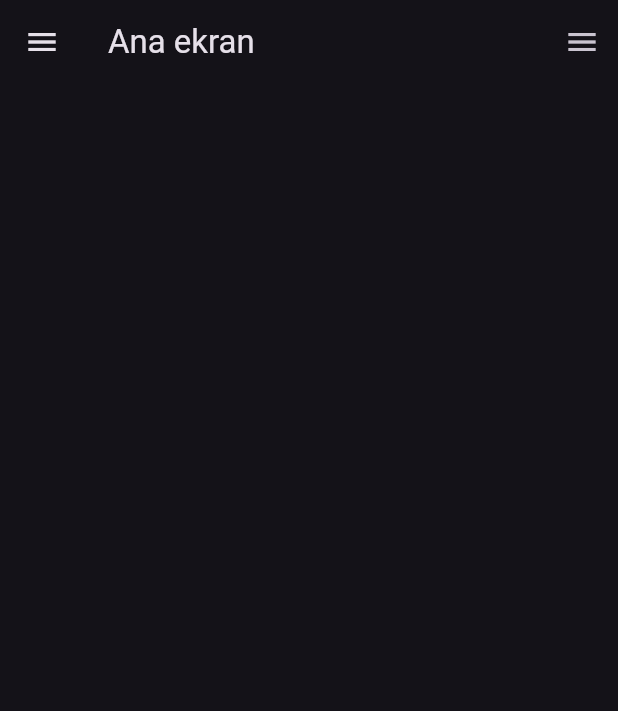
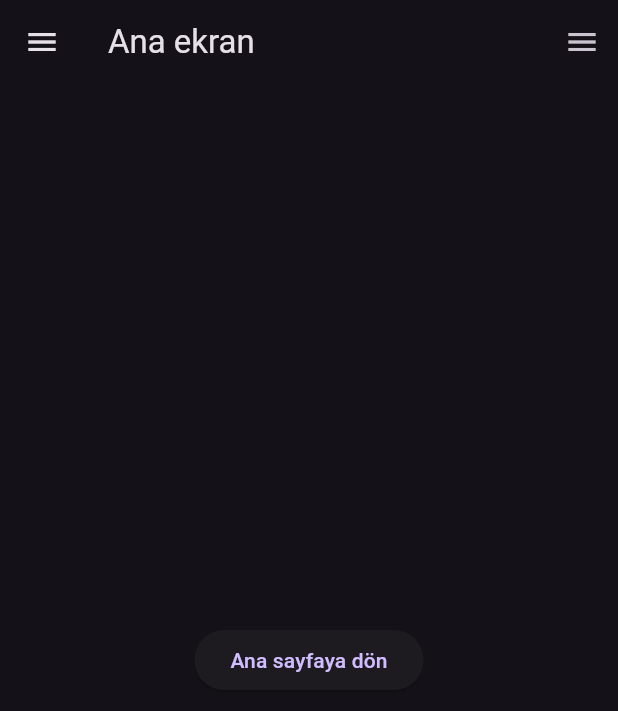
Before and after one commit to berkeercin/trywidget, a Flutter app: the TryDrawer screen opened by its route, on a phone screen of 412 x 824 dp. Shown: the top 711 px of the screen. Run offline on Flutter 3.47's test engine with Material 3 defaults, Android fonts, the phone set to English and light mode, and no system bars.

Commit message:
5.12.2023 tarihli araştırma ödevi uygulaması.

```diff
--- a/lib/screens/try_drawer.dart
+++ b/lib/screens/try_drawer.dart
@@ -6,12 +6,20 @@ class TryDrawer extends StatelessWidget {
   @override
   Widget build(BuildContext context) {
     return Scaffold(
-      appBar: AppBar(
-        title: Text("Ana ekran"),
-      ),
-      drawer: drawer(context),
-      endDrawer: drawer(context),
-    );
+        appBar: AppBar(
+          title: const Text("Ana ekran"),
+        ),
+        drawer: drawer(context),
+        endDrawer: drawer(context),
+        body: Center(
+          child: ElevatedButton(
+            onPressed: () {
+              // Navigator.pop(context) ile ana sayfaya dönülebilir.
+              Navigator.pop(context);
+            },
+            child: const Text("Ana sayfaya dön"),
+          ),
+        ));
   }
 }
 
```
